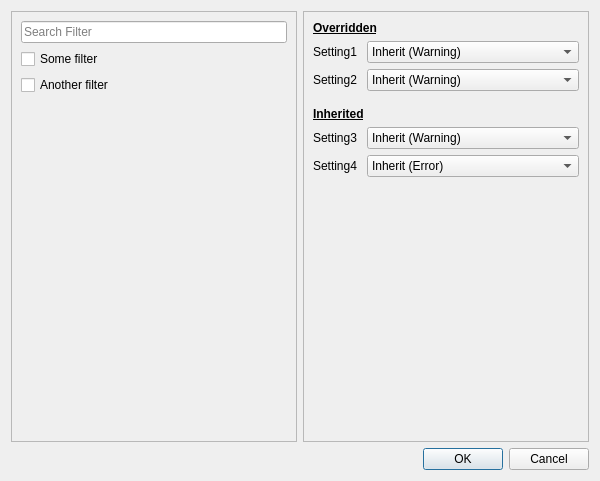
Before: the Qt Designer form meta/forscape_settings_diff_dialog.ui in JohnDTill/Forscape-settings, drawn with Qt 5.
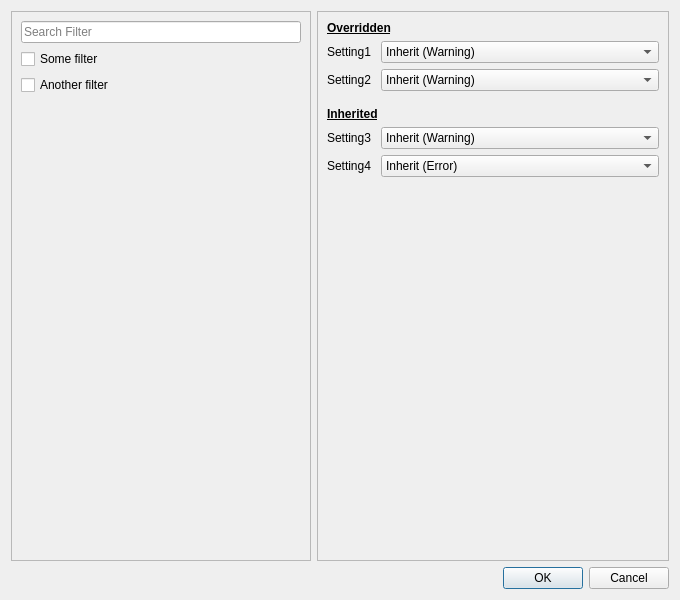
After: the same form once the commit is applied.

Diff of the .ui file:
```diff
--- a/meta/forscape_settings_diff_dialog.ui
+++ b/meta/forscape_settings_diff_dialog.ui
@@ -6,8 +6,8 @@
    <rect>
     <x>0</x>
     <y>0</y>
-    <width>600</width>
-    <height>481</height>
+    <width>680</width>
+    <height>600</height>
    </rect>
   </property>
   <property name="minimumSize">
@@ -106,7 +106,7 @@
          <rect>
           <x>0</x>
           <y>0</y>
-          <width>353</width>
+          <width>400</width>
           <height>429</height>
          </rect>
         </property>
```
